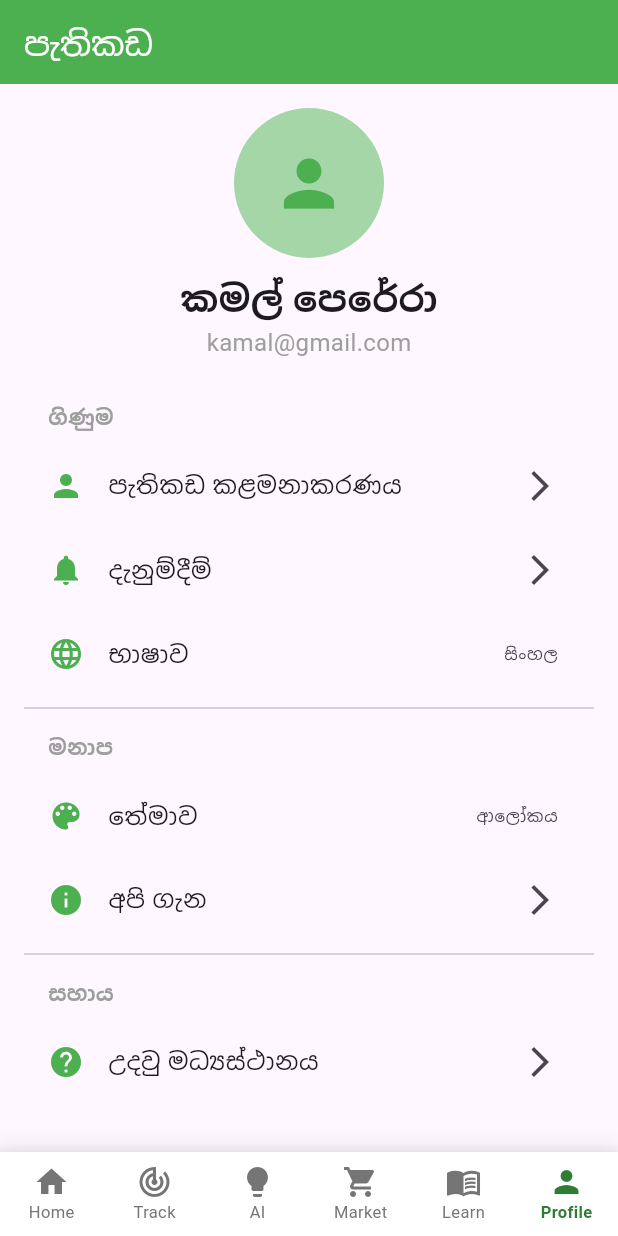
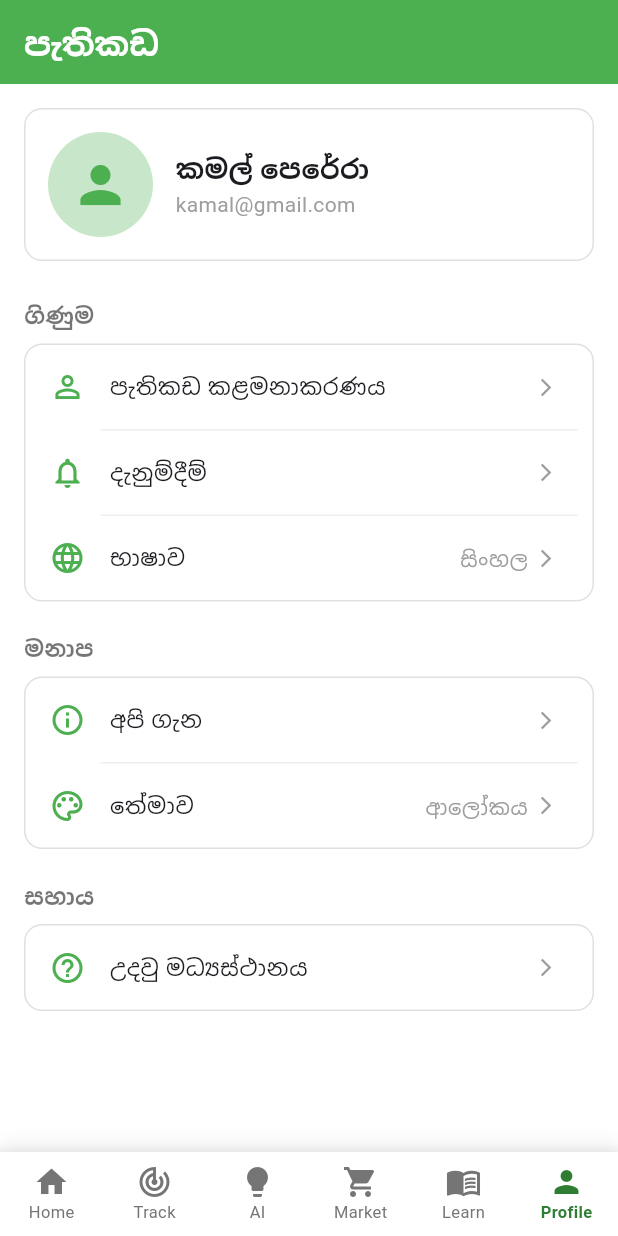
Before and after one commit to duvindupiyumika/govi_app, a Flutter app: the screen it shows after launch, item 6 of the bottom bar chosen, on a phone screen of 412 x 824 dp. Run offline on Flutter 3.47's test engine with Material 3 defaults, Android fonts, the light colour scheme and no system bars.

Commit message:
profile page UI updated

```diff
--- a/lib/screens/profile/profile_screen.dart
+++ b/lib/screens/profile/profile_screen.dart
@@ -6,120 +6,115 @@ class ProfileScreen extends StatelessWidget {
   @override
   Widget build(BuildContext context) {
     return Scaffold(
+      backgroundColor: Colors.white,
       appBar: AppBar(
-        title: const Text('පැතිකඩ'),
+        title: const Text('පැතිකඩ', style: TextStyle(color: Colors.white, fontWeight: FontWeight.bold)),
         backgroundColor: Colors.green,
-        foregroundColor: Colors.white,
+        centerTitle: false,
+        elevation: 0,
       ),
       body: SingleChildScrollView(
-        padding: const EdgeInsets.all(16),
+        padding: const EdgeInsets.all(16.0),
         child: Column(
+          crossAxisAlignment: CrossAxisAlignment.start,
           children: [
-            // Profile header
-            CircleAvatar(
-              radius: 50,
-              backgroundColor: Colors.green[200],
-              child: const Icon(
-                Icons.person,
-                size: 50,
-                color: Colors.green,
+            // 1. User Info Section
+            Container(
+              padding: const EdgeInsets.all(15),
+              decoration: BoxDecoration(
+                color: Colors.white,
+                borderRadius: BorderRadius.circular(12),
+                border: Border.all(color: Colors.grey.shade300),
+              ),
+              child: Row(
+                children: [
+                  CircleAvatar(
+                    radius: 35,
+                    backgroundColor: Colors.green[100],
+                    child: const Icon(Icons.person, size: 40, color: Colors.green),
+                  ),
+                  const SizedBox(width: 15),
+                  Column(
+                    crossAxisAlignment: CrossAxisAlignment.start,
+                    children: const [
+                      Text("කමල් පෙරේරා", style: TextStyle(fontSize: 18, fontWeight: FontWeight.bold)),
+                      Text("kamal@gmail.com", style: TextStyle(color: Colors.grey)),
+                    ],
+                  ),
+                ],
               ),
             ),
-            const SizedBox(height: 10),
-            const Text(
-              'කමල් පෙරේරා',
-              style: TextStyle(fontSize: 24, fontWeight: FontWeight.bold),
-            ),
-            const Text(
-              'kamal@gmail.com',
-              style: TextStyle(fontSize: 16, color: Colors.grey),
-            ),
+
+            const SizedBox(height: 25),
+
+            // 2. Account Section
+            const Text("ගිණුම ", style: TextStyle(fontSize: 15, fontWeight: FontWeight.bold, color: Colors.black54)),
+            const SizedBox(height: 8),
+            _buildSectionBox([
+              _buildMenuItem(Icons.person_outline, "පැතිකඩ කළමනාකරණය"),
+              _buildDivider(),
+              _buildMenuItem(Icons.notifications_none, "දැනුම්දීම්"),
+              _buildDivider(),
+              _buildMenuItem(Icons.language, "භාෂාව", trailingText: "සිංහල"),
+            ]),
+
             const SizedBox(height: 20),
 
-            // Account Section
-            const _SectionHeader(title: 'ගිණුම'),
-            _buildMenuItem(
-              icon: Icons.person,
-              title: 'පැතිකඩ කළමනාකරණය',
-              onTap: () {},
-            ),
-            _buildMenuItem(
-              icon: Icons.notifications,
-              title: 'දැනුම්දීම්',
-              onTap: () {},
-            ),
-            _buildMenuItem(
-              icon: Icons.language,
-              title: 'භාෂාව',
-              trailing: const Text('සිංහල'),
-              onTap: () {},
-            ),
+            // 3. Preferences Section
+            const Text("මනාප ", style: TextStyle(fontSize: 15, fontWeight: FontWeight.bold, color: Colors.black54)),
+            const SizedBox(height: 8),
+            _buildSectionBox([
+              _buildMenuItem(Icons.info_outline, "අපි ගැන"),
+              _buildDivider(),
+              _buildMenuItem(Icons.palette_outlined, "තේමාව", trailingText: "ආලෝකය"),
+            ]),
 
-            const Divider(),
+            const SizedBox(height: 20),
 
-            // Preferences Section
-            const _SectionHeader(title: 'මනාප'),
-            _buildMenuItem(
-              icon: Icons.color_lens,
-              title: 'තේමාව',
-              trailing: const Text('ආලෝකය'),
-              onTap: () {},
-            ),
-            _buildMenuItem(
-              icon: Icons.info,
-              title: 'අපි ගැන',
-              onTap: () {},
-            ),
-
-            const Divider(),
-
-            // Support
-            const _SectionHeader(title: 'සහාය'),
-            _buildMenuItem(
-              icon: Icons.help,
-              title: 'උදවු මධ්‍යස්ථානය',
-              onTap: () {},
-            ),
+            // 4. Support Section
+            const Text("සහාය ", style: TextStyle(fontSize: 15, fontWeight: FontWeight.bold, color: Colors.black54)),
+            const SizedBox(height: 8),
+            _buildSectionBox([
+              _buildMenuItem(Icons.help_outline, "උදවු මධ්‍යස්ථානය"),
+            ]),
           ],
         ),
       ),
     );
   }
 
-  Widget _buildMenuItem({
-    required IconData icon,
-    required String title,
-    Widget? trailing,
-    required VoidCallback onTap,
-  }) {
+
+  Widget _buildSectionBox(List<Widget> children) {
+    return Container(
+      decoration: BoxDecoration(
+        color: Colors.white,
+        borderRadius: BorderRadius.circular(12),
+        border: Border.all(color: Colors.grey.shade300),
+      ),
+      child: Column(children: children),
+    );
+  }
+
+
+  Widget _buildDivider() {
+    return Divider(height: 1, indent: 50, endIndent: 10, color: Colors.grey[200]);
+  }
+
+
+  Widget _buildMenuItem(IconData icon, String title, {String? trailingText}) {
     return ListTile(
       leading: Icon(icon, color: Colors.green),
-      title: Text(title),
-      trailing: trailing ?? const Icon(Icons.arrow_forward_ios),
-      onTap: onTap,
+      title: Text(title, style: const TextStyle(fontSize: 15)),
+      trailing: Row(
+        mainAxisSize: MainAxisSize.min,
+        children: [
+          if (trailingText != null)
+            Text(trailingText, style: const TextStyle(color: Colors.grey, fontSize: 14)),
+          const SizedBox(width: 5),
+          const Icon(Icons.arrow_forward_ios, size: 14, color: Colors.grey),
+        ],
+      ),
+      onTap: () {},
     );
   }
 }
-
-class _SectionHeader extends StatelessWidget {
-  final String title;
-  const _SectionHeader({required this.title});
-
-  @override
-  Widget build(BuildContext context) {
-    return Padding(
-      padding: const EdgeInsets.symmetric(vertical: 8, horizontal: 16),
-      child: Align(
-        alignment: Alignment.centerLeft,
-        child: Text(
-          title,
-          style: const TextStyle(
-            fontSize: 14,
-            fontWeight: FontWeight.bold,
-            color: Colors.grey,
-          ),
-        ),
-      ),
-    );
-  }
-}
```
